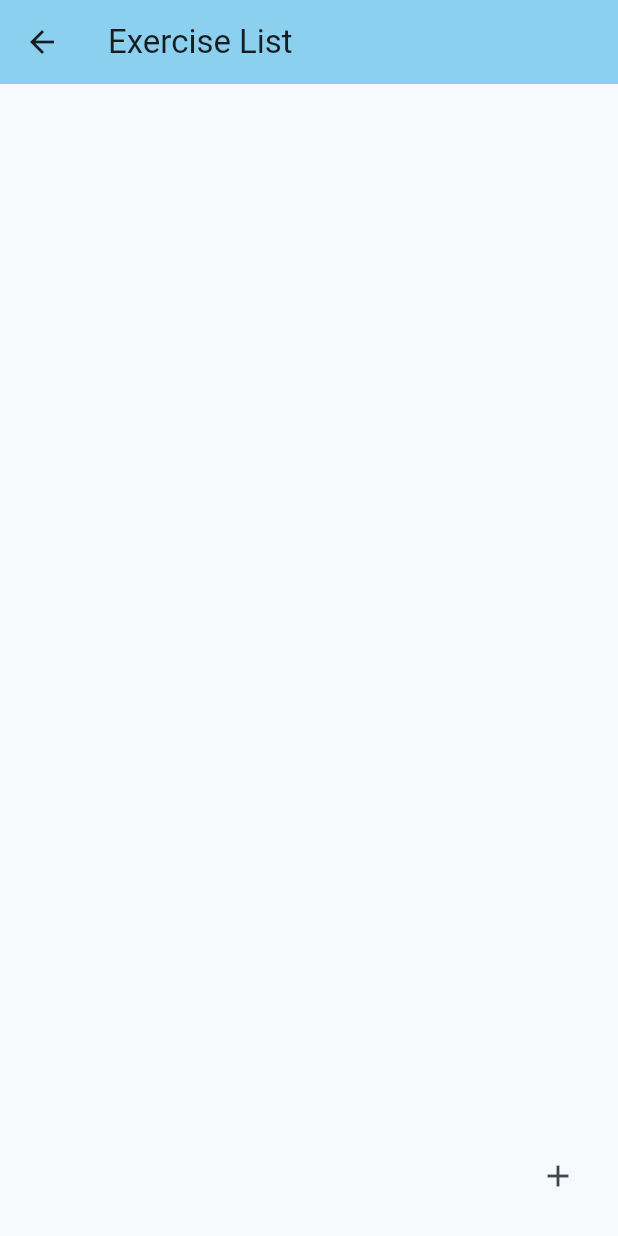
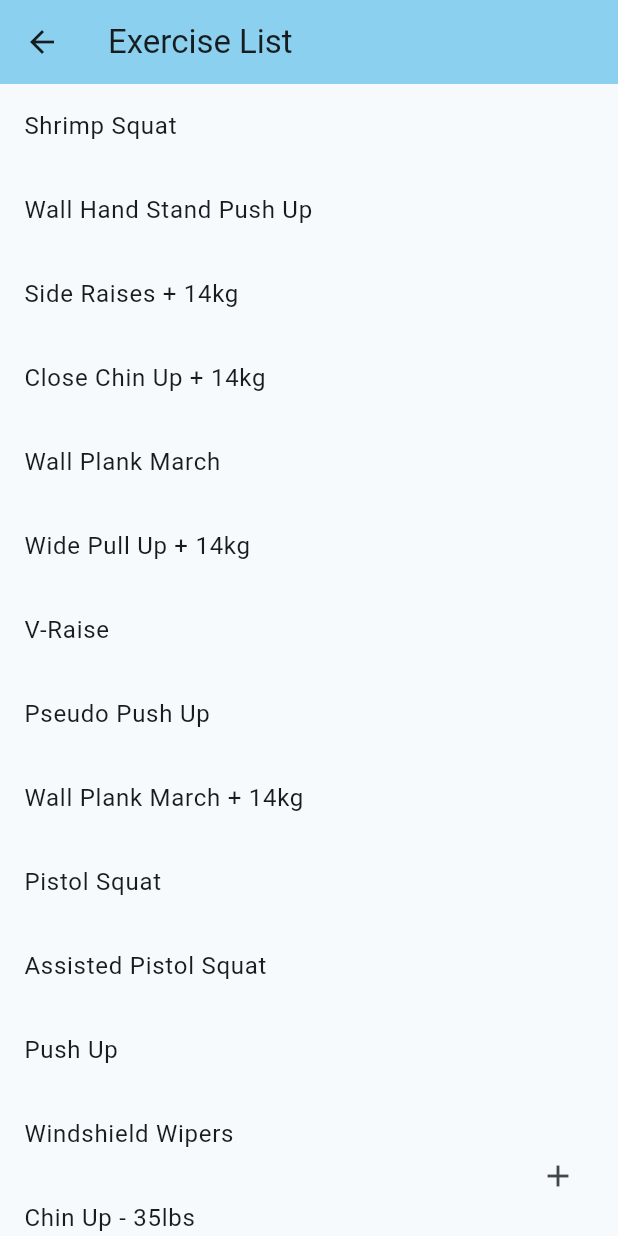
Before and after one commit to CodingCor/trackrep, a Flutter app: the screen it shows after launch, after a tap on the "play arrow" icon, after a tap on the "fitness center" icon, on a phone screen of 412 x 824 dp. Run offline on Flutter 3.47's test engine with Material 2 defaults, Android fonts, the phone set to English and light mode, and no system bars; our stand-ins replace sqflite, wakelock; accounts and stored records are empty.

Commit message:
track exercise result in database

```diff
--- a/lib/pages/home.dart
+++ b/lib/pages/home.dart
@@ -1,10 +1,13 @@
 import 'package:flutter/material.dart';
 import 'package:trackrep/widgets/timer.dart';
+
+import 'package:trackrep/services/database.dart';
+import 'package:trackrep/models/exercise.dart';
+import 'package:trackrep/models/exercise_log.dart';
 
 class MyHomePage extends StatefulWidget {
   const MyHomePage({super.key, required this.title});
   final String title;
-
   @override
   State<MyHomePage> createState() => _MyHomePageState();
 }
@@ -24,10 +27,50 @@ class _MyHomePageState extends State<MyHomePage> {
           }),
         ]
       ),
-      body: Timer(finishTime: const Duration(minutes: 1), onFinish: (){print("Finished");}, skipable: true, onSkip: (){print("Skip");}),
+      body: Timer(finishTime: const Duration(minutes: 1), onFinish: (int x){}, skipable: true, onSkip: (int x){}),
     );
   }
 
   void loadData()async{
+    // exercises michael
+    await DatabaseConnector.insertExercise(Exercise(name: 'Shrimp Squat'));
+    await DatabaseConnector.insertExercise(Exercise(name: 'Wall Hand Stand Push Up'));
+    await DatabaseConnector.insertExercise(Exercise(name: 'Side Raises + 14kg'));
+    await DatabaseConnector.insertExercise(Exercise(name: 'Close Chin Up + 14kg'));
+    await DatabaseConnector.insertExercise(Exercise(name: 'Wall Plank March', type: Exercise.timedEventType));
+
+
+    await DatabaseConnector.insertExercise(Exercise(name: 'Wide Pull Up + 14kg'));
+    await DatabaseConnector.insertExercise(Exercise(name: 'V-Raise'));
+    await DatabaseConnector.insertExercise(Exercise(name: 'Pseudo Push Up'));
+    await DatabaseConnector.insertExercise(Exercise(name: 'Wall Plank March + 14kg', type: Exercise.timedEventType));
+
+    await DatabaseConnector.insertExercise(Exercise(name: 'Pistol Squat'));
+
+    //exercies kerstin
+    await DatabaseConnector.insertExercise(Exercise(name: 'Assisted Pistol Squat'));
+    await DatabaseConnector.insertExercise(Exercise(name: 'Push Up'));
+    await DatabaseConnector.insertExercise(Exercise(name: 'Windshield Wipers'));
+    await DatabaseConnector.insertExercise(Exercise(name: 'Chin Up - 35lbs'));
+    await DatabaseConnector.insertExercise(Exercise(name: 'One Legged Plank R', type: Exercise.timedEventType));
+
+    await DatabaseConnector.insertExercise(Exercise(name: 'Pull Up - 35lbs'));
+    await DatabaseConnector.insertExercise(Exercise(name: 'One Legged Plank L', type: Exercise.timedEventType));
+
+
+    //exercises stretching
+    await DatabaseConnector.insertExercise(Exercise(name: 'Reach Down', type: Exercise.timedEventType));
+    await DatabaseConnector.insertExercise(Exercise(name: 'Bend Back', type: Exercise.timedEventType));
+    await DatabaseConnector.insertExercise(Exercise(name: 'Hip Stretch', type: Exercise.timedEventType));
+    await DatabaseConnector.insertExercise(Exercise(name: 'Shoulder Stretch Kneeling', type: Exercise.timedEventType));
+    await DatabaseConnector.insertExercise(Exercise(name: 'Shoulder Stretch Standing', type: Exercise.timedEventType));
+    await DatabaseConnector.insertExercise(Exercise(name: 'Hip Thrusters'));
+    await DatabaseConnector.insertExercise(Exercise(name: 'Half Bridge'));
+
+    List<ExerciseLog> log = await DatabaseConnector.getExerciseLog();
+
+    for(ExerciseLog logEntry in log){
+      debugPrint("${logEntry.timestamp}-${logEntry.value}-${logEntry.exercise}");
+    }
   }
 }
--- a/lib/pages/testpage.dart
+++ b/lib/pages/testpage.dart
@@ -26,7 +26,7 @@ class _TestPageState extends State<TestPage> {
   }
 
 
-  void nextPage(){
+  void nextPage(int value){
     currentPage++;
     if(currentPage >= states.length) currentPage = states.length-1;
     setState((){});
--- a/lib/widgets/number_picker.dart
+++ b/lib/widgets/number_picker.dart
@@ -10,7 +10,7 @@ class NumberPicker extends StatefulWidget {
   final int? initalItem;
   final int toNumber;
   final String text;
-  final void Function() onChoosen; //< onPicked Callback
+  final void Function(int repetition) onChoosen; //< onPicked Callback
   const NumberPicker({super.key, this.fromNumber=0, this.toNumber=100, this.initalItem, required this.text, required this.onChoosen});
 
   @override
@@ -84,7 +84,7 @@ class _NumberPickerState extends State<NumberPicker>{
   Widget item(int index){
     return TextButton(
       onPressed: (){
-        widget.onChoosen();
+        widget.onChoosen(index);
       },
       child: Text(index.toString(), style: Theme.of(context).textTheme.displayMedium),
     );
--- a/lib/widgets/timer.dart
+++ b/lib/widgets/timer.dart
@@ -18,8 +18,8 @@ class Timer extends StatefulWidget {
   final bool skipable; //< is this timer skipable
   final Duration? finishTime; //< does this timer have a finish indication
   final String? text; //< text to show on the screen
-  final void Function()? onFinish; //< callback on finishtime
-  final void Function()? onSkip; //< callback on skip
+  final void Function(int seconds)? onFinish; //< callback on finishtime
+  final void Function(int seconds)? onSkip; //< callback on skip
 
   const Timer({
     super.key,
@@ -185,7 +185,7 @@ class _TimerState extends State<Timer> {
           iconSize: (IconTheme.of(context).size ?? 1.0) * 2.0,
           onPressed: (widget.onSkip == null) ? null : (){
             resetWatch();
-            widget.onSkip!();
+            widget.onSkip!(stopwatch.elapsed.inSeconds);
           },
           icon: const Icon(Icons.skip_next_outlined),
         )
@@ -238,7 +238,7 @@ class _TimerState extends State<Timer> {
         if(widget.finishTime != null && finishTimeReached()){ //invoke onFinish function
           if(widget.onFinish != null && !onFinishExecuted){
             onFinishExecuted = true;
-            widget.onFinish!();
+            widget.onFinish!(dur.inSeconds);
           }
         }
         setState((){});
```
Also changed, not shown: lib/pages/perform_exercise.dart (+25 -1 lines).
